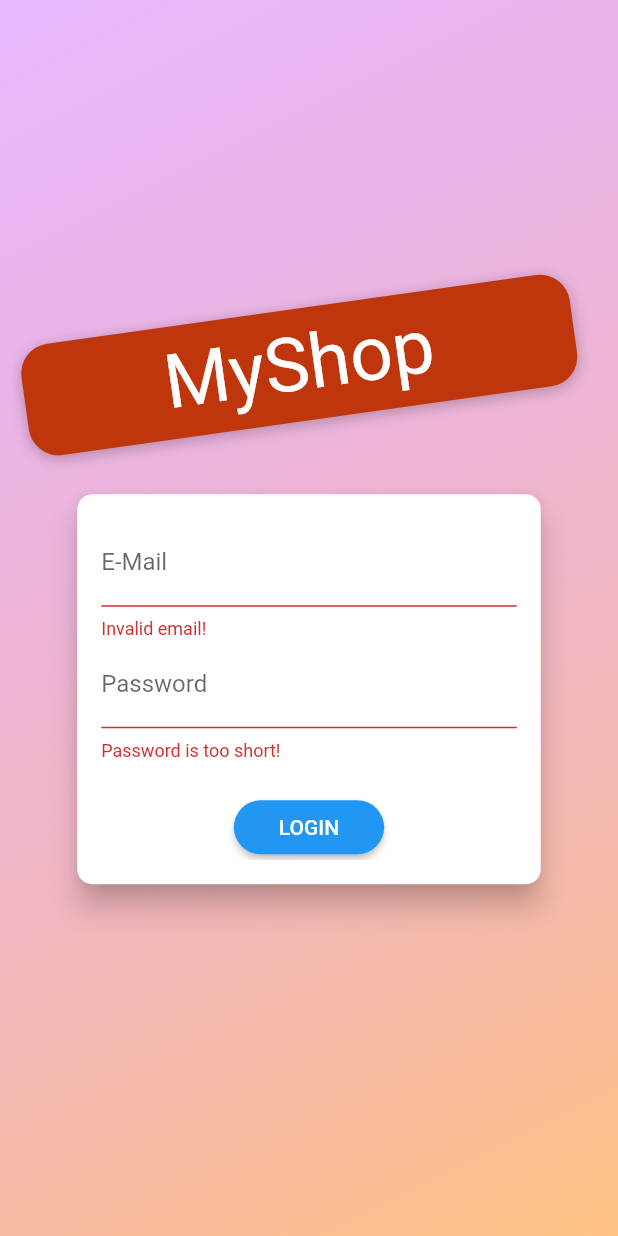
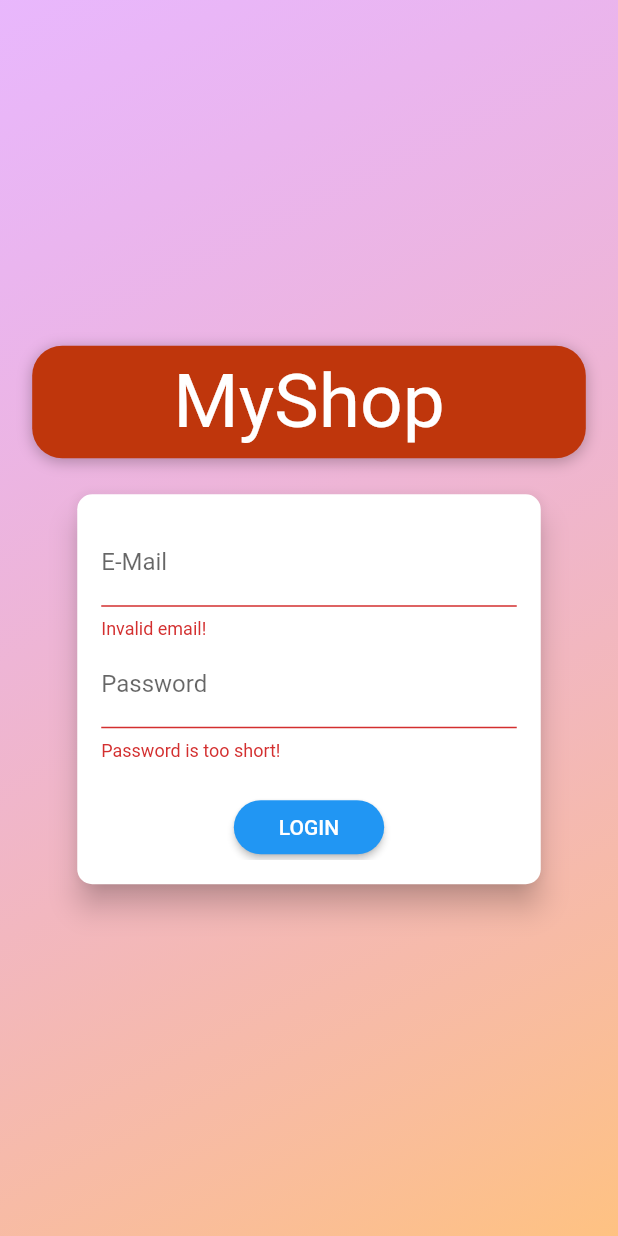
Before and after one commit to jhaym3s/fluterwave_challenge, a Flutter app: the screen it shows after launch, after a tap on "LOGIN", on a phone screen of 412 x 824 dp. Run offline on Flutter 3.47's test engine with Material 2 defaults, Android fonts, the phone set to English and light mode, and no system bars; Roboto replaces fonts that are missing (Anton).

Commit message:
authScreen

```diff
--- a/lib/screens/auth_screen.dart.dart
+++ b/lib/screens/auth_screen.dart.dart
@@ -42,8 +42,8 @@ class AuthScreen extends StatelessWidget {
                       margin: EdgeInsets.only(bottom: 20.0),
                       padding:
                           EdgeInsets.symmetric(vertical: 8.0, horizontal: 94.0),
-                      transform: Matrix4.rotationZ(-8 * pi / 180)
-                        ..translate(-10.0),
+                      // transform: Matrix4.rotationZ(-8 * pi / 180)
+                      //   ..translate(-10.0),
                       // ..translate(-10.0),
                       decoration: BoxDecoration(
                         borderRadius: BorderRadius.circular(20),
@@ -96,7 +96,7 @@ class _AuthCardState extends State<AuthCard> {
   var _isLoading = false;
   final _passwordController = TextEditingController();
 
-  void _submit() {
+  Future<void> _submit() async{
     if (!_formKey.currentState.validate()) {
       // Invalid!
       return;
@@ -108,7 +108,9 @@ class _AuthCardState extends State<AuthCard> {
     if (_authMode == AuthMode.Login) {
       // Log user in
     } else {
-      Provider.of<Auth>(context).signUp(_authData["email"],_authData["password"]);
+     await Provider.of<Auth>(context,listen: false).signUp(
+         _authData["email"],
+         _authData["password"]);
     }
     setState(() {
       _isLoading = false;
```
